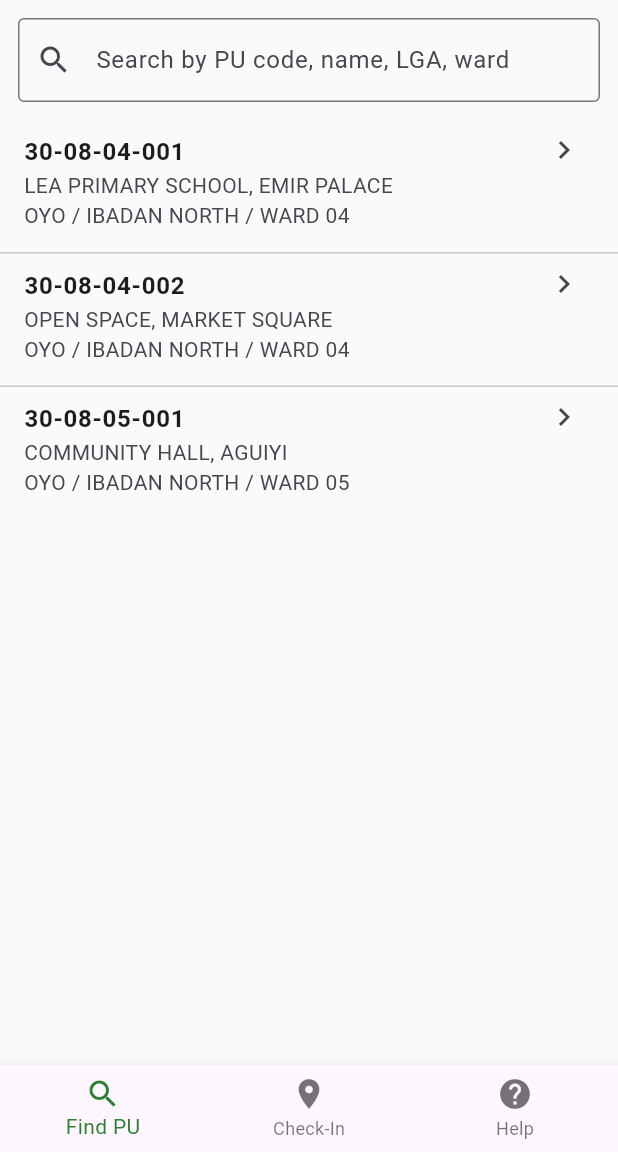
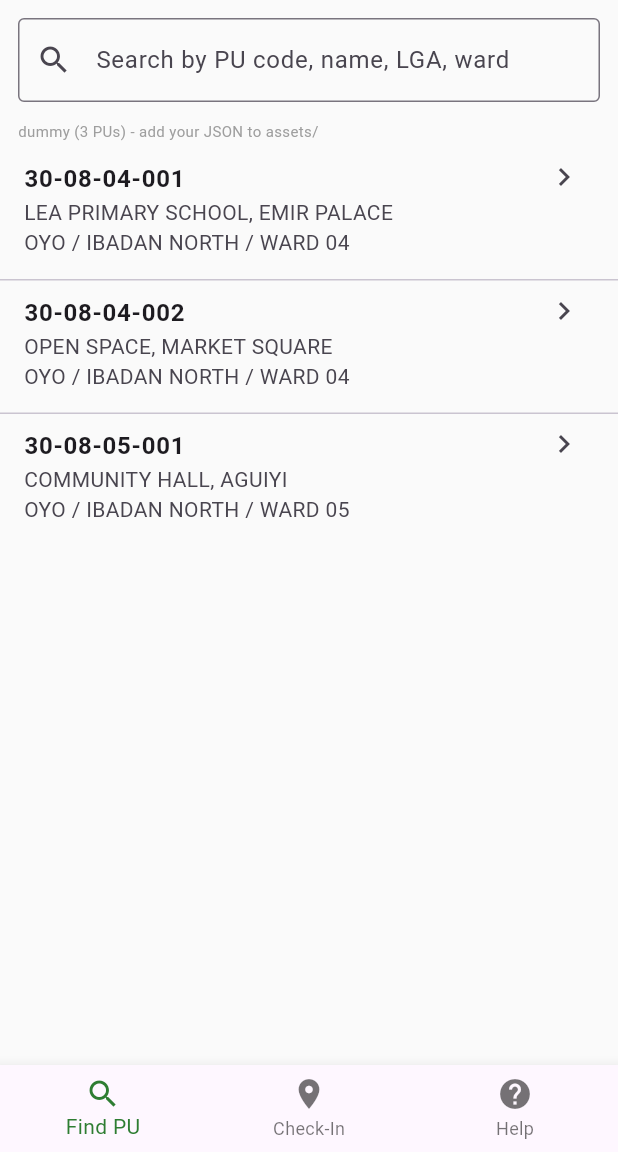
Before and after one commit to Emma-123-maker/pu-watch, a Flutter app: the screen it shows after launch, on a phone screen of 412 x 824 dp, the part 84-1236 px from its top. Run offline on Flutter 3.47's test engine with Material 3 defaults, Android fonts, the phone set to English and light mode, and no system bars; our stand-ins replace connectivity_plus, geolocator, hive_flutter, image_picker; accounts and stored records are empty.

Commit message:
Enhance PU data loading and search features
Added methods for normalizing polling unit data and improved search functionality.

```diff
--- a/pu-watch/lib/screens/pu_search_screen.dart
+++ b/pu-watch/lib/screens/pu_search_screen.dart
@@ -1,4 +1,6 @@
+import 'dart:convert';
 import 'package:flutter/material.dart';
+import 'package:flutter/services.dart';
 import 'pu_detail_screen.dart';
 
 class PUSearchScreen extends StatefulWidget {
@@ -13,6 +15,7 @@ class _PUSearchScreenState extends State<PUSearchScreen> {
   List<Map<String, dynamic>> _allPUs = [];
   List<Map<String, dynamic>> _filteredPUs = [];
   bool _isLoading = true;
+  String _loadedFrom = 'dummy';
 
   @override
   void initState() {
@@ -28,68 +31,126 @@ class _PUSearchScreenState extends State<PUSearchScreen> {
     super.dispose();
   }
 
-  // Load your PU data - replace with your real JSON/assets if you have it
+  String _get(Map<String, dynamic> m, List<String> keys) {
+    for (var k in keys) {
+      if (m.containsKey(k) && m[k]!= null && m[k].toString().trim().isNotEmpty) {
+        return m[k].toString().trim();
+      }
+    }
+    return '';
+  }
+
+  Map<String, dynamic> _normalize(Map<String, dynamic> raw) {
+    final code = _get(raw, ['pu_code','code','PU_CODE','puCode','id','PUcode','delimitation']);
+    final name = _get(raw, ['pu_name','name','PU_NAME','polling_unit_name','puName']);
+    final lga = _get(raw, ['lga','lgaName','lga_name','LGA','LGA_NAME']);
+    final ward = _get(raw, ['ward','wardName','ward_name','WARD','WARD_NAME','reg_area']);
+    final state = _get(raw, ['state','stateName','state_name','STATE','STATE_NAME','stateCode']);
+    final stateCode = _get(raw, ['stateCode','state_code','state_code_id','STATE_CODE']);
+
+    return {
+      'pu_code': code.isNotEmpty? code : 'PU',
+      'code': code.isNotEmpty? code : 'PU',
+      'pu_name': name.isNotEmpty? name : code,
+      'name': name.isNotEmpty? name : code,
+      'lga': lga,
+      'lgaName': lga,
+      'ward': ward,
+      'wardName': ward,
+      'state': state,
+      'stateName': state,
+      'stateCode': stateCode.isNotEmpty? stateCode : state,
+      // keep all original fields too
+     ...raw,
+    };
+  }
+
   Future<void> _loadPUs() async {
-    // TODO: Replace with your real PU list from assets/data
-    // Example structure expected by PUDetailScreen
+    // List of possible file locations - add yours here
+    final candidates = [
+      'assets/pu_data.json',
+      'assets/data/pu_data.json',
+      'assets/pus.json',
+      'assets/data/pus.json',
+      'assets/oyo_pus.json',
+      'assets/data/oyo_pus.json',
+      'assets/polling_units.json',
+      'assets/data/polling_units.json',
+      'assets/data.json',
+    ];
+
+    for (var path in candidates) {
+      try {
+        final jsonString = await rootBundle.loadString(path);
+        final dynamic decoded = jsonDecode(jsonString);
+        List<dynamic> list;
+        if (decoded is List) {
+          list = decoded;
+        } else if (decoded is Map && decoded.containsKey('data')) {
+          list = decoded['data'] as List;
+        } else if (decoded is Map && decoded.containsKey('polling_units')) {
+          list = decoded['polling_units'] as List;
+        } else {
+          continue;
+        }
+
+        final normalized = list.map((e) => _normalize(Map<String, dynamic>.from(e as Map))).toList();
+
+        if (normalized.isNotEmpty) {
+          setState(() {
+            _allPUs = normalized;
+            _filteredPUs = normalized;
+            _isLoading = false;
+            _loadedFrom = '$path (${normalized.length} PUs)';
+          });
+          return;
+        }
+      } catch (_) {
+        // try next path
+      }
+    }
+
+    // Fallback - your 3 Ibadan North PUs
     final List<Map<String, dynamic>> dummyData = [
       {
         'pu_code': '30-08-04-001',
-        'code': '30-08-04-001',
         'pu_name': 'LEA PRIMARY SCHOOL, EMIR PALACE',
-        'name': 'LEA PRIMARY SCHOOL, EMIR PALACE',
-        'lga': 'IBADAN NORTH',
-        'ward': 'WARD 04',
-        'state': 'OYO',
-        'stateCode': '30',
+        'lga': 'IBADAN NORTH', 'ward': 'WARD 04', 'state': 'OYO', 'stateCode': '30',
       },
       {
         'pu_code': '30-08-04-002',
-        'code': '30-08-04-002',
         'pu_name': 'OPEN SPACE, MARKET SQUARE',
-        'name': 'OPEN SPACE, MARKET SQUARE',
-        'lga': 'IBADAN NORTH',
-        'ward': 'WARD 04',
-        'state': 'OYO',
-        'stateCode': '30',
+        'lga': 'IBADAN NORTH', 'ward': 'WARD 04', 'state': 'OYO', 'stateCode': '30',
       },
       {
         'pu_code': '30-08-05-001',
-        'code': '30-08-05-001',
         'pu_name': 'COMMUNITY HALL, AGUIYI',
-        'name': 'COMMUNITY HALL, AGUIYI',
-        'lga': 'IBADAN NORTH',
-        'ward': 'WARD 05',
-        'state': 'OYO',
-        'stateCode': '30',
+        'lga': 'IBADAN NORTH', 'ward': 'WARD 05', 'state': 'OYO', 'stateCode': '30',
       },
-    ];
+    ].map((e) => _normalize(e)).toList();
 
     setState(() {
       _allPUs = dummyData;
       _filteredPUs = dummyData;
       _isLoading = false;
+      _loadedFrom = 'dummy (3 PUs) - add your JSON to assets/';
     });
   }
 
   void _onSearchChanged() {
     final query = _searchController.text.toLowerCase().trim();
     if (query.isEmpty) {
-      setState(() {
-        _filteredPUs = _allPUs;
-      });
+      setState(() => _filteredPUs = _allPUs);
       return;
     }
     setState(() {
       _filteredPUs = _allPUs.where((pu) {
-        final code = (pu['pu_code']?? pu['code']?? '').toString().toLowerCase();
-        final name = (pu['pu_name']?? pu['name']?? '').toString().toLowerCase();
+        final code = (pu['pu_code']?? '').toString().toLowerCase();
+        final name = (pu['pu_name']?? '').toString().toLowerCase();
         final lga = (pu['lga']?? '').toString().toLowerCase();
         final ward = (pu['ward']?? '').toString().toLowerCase();
-        return code.contains(query) ||
-            name.contains(query) ||
-            lga.contains(query) ||
-            ward.contains(query);
+        final state = (pu['state']?? '').toString().toLowerCase();
+        return code.contains(query) || name.contains(query) || lga.contains(query) || ward.contains(query) || state.contains(query);
       }).toList();
     });
   }
@@ -97,20 +158,14 @@ class _PUSearchScreenState extends State<PUSearchScreen> {
   void _openPU(Map<String, dynamic> pu) {
     Navigator.push(
       context,
-      MaterialPageRoute(
-        builder: (context) => PUDetailScreen(
-          pu: Map<String, dynamic>.from(pu),
-        ),
-      ),
+      MaterialPageRoute(builder: (context) => PUDetailScreen(pu: Map<String, dynamic>.from(pu))),
     );
   }
 
   @override
   Widget build(BuildContext context) {
     return Scaffold(
-      appBar: AppBar(
-        title: const Text('PU-Watch 2027 - Search PU'),
-      ),
+      appBar: AppBar(title: const Text('PU-Watch 2027 - Search PU')),
       body: Column(
         children: [
           Padding(
@@ -122,20 +177,18 @@ class _PUSearchScreenState extends State<PUSearchScreen> {
                 prefixIcon: const Icon(Icons.search),
                 border: const OutlineInputBorder(),
                 suffixIcon: _searchController.text.isNotEmpty
-                   ? IconButton(
-                        icon: const Icon(Icons.clear),
-                        onPressed: () {
-                          _searchController.clear();
-                        },
-                      )
+                   ? IconButton(icon: const Icon(Icons.clear), onPressed: () => _searchController.clear())
                     : null,
               ),
             ),
           ),
+          Padding(
+            padding: const EdgeInsets.symmetric(horizontal: 12),
+            child: Align(alignment: Alignment.centerLeft, child: Text(_loadedFrom, style: const TextStyle(fontSize: 10, color: Colors.grey))),
+          ),
+          const SizedBox(height: 4),
           if (_isLoading)
-            const Expanded(
-              child: Center(child: CircularProgressIndicator()),
-            )
+            const Expanded(child: Center(child: CircularProgressIndicator()))
           else
             Expanded(
               child: _filteredPUs.isEmpty
@@ -145,14 +198,13 @@ class _PUSearchScreenState extends State<PUSearchScreen> {
                       separatorBuilder: (_, __) => const Divider(height: 1),
                       itemBuilder: (context, index) {
                         final pu = _filteredPUs[index];
-                        final code = pu['pu_code']?? pu['code']?? 'PU';
-                        final name = pu['pu_name']?? pu['name']?? code;
+                        final code = pu['pu_code']?? 'PU';
+                        final name = pu['pu_name']?? code;
                         final lga = pu['lga']?? '';
                         final ward = pu['ward']?? '';
-                        final state = pu['state']?? '';
+                        final state = pu['state']?? pu['stateCode']?? '';
                         return ListTile(
-                          title: Text(code.toString(),
-                              style: const TextStyle(fontWeight: FontWeight.bold)),
+                          title: Text(code.toString(), style: const TextStyle(fontWeight: FontWeight.bold)),
                           subtitle: Text('$name\n$state / $lga / $ward'),
                           isThreeLine: true,
                           trailing: const Icon(Icons.chevron_right),
```
